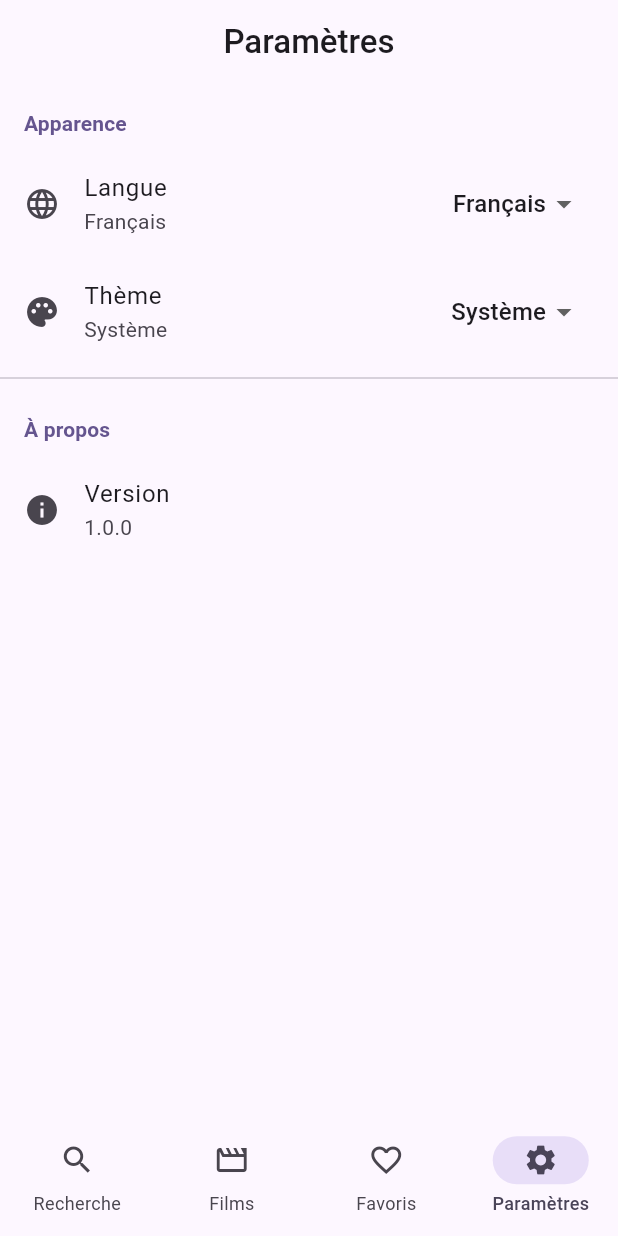
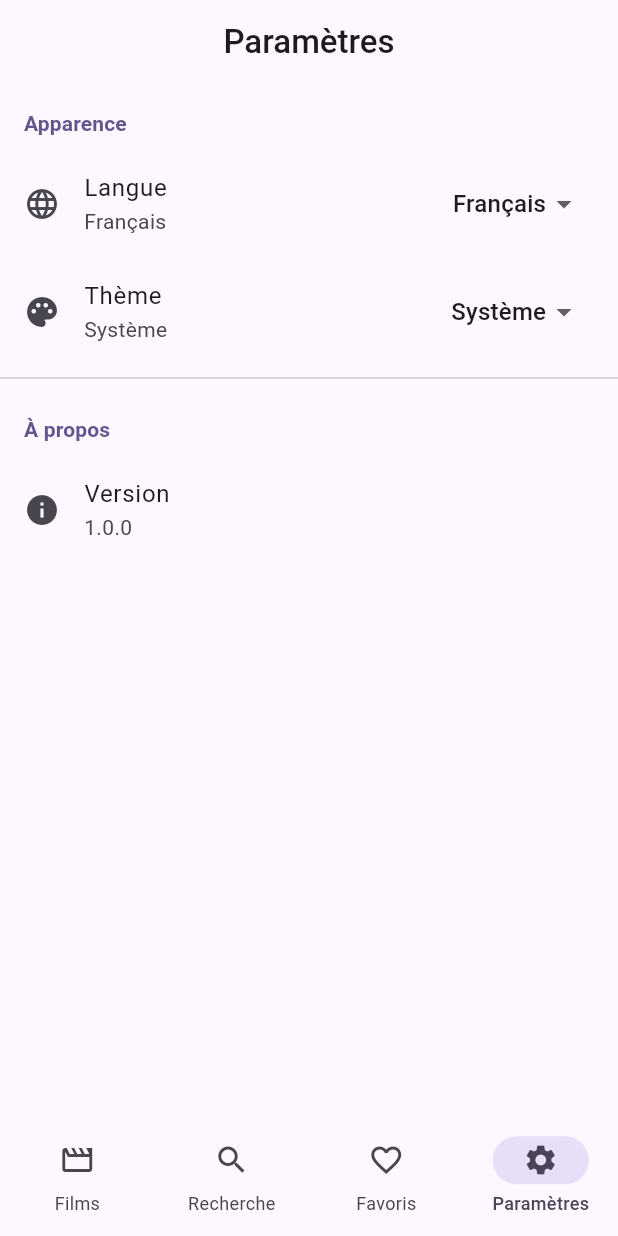
Before and after one commit to steiningermaxime/ReelList, a Flutter app: the SettingsPage screen opened by its route, on a phone screen of 412 x 824 dp. Run offline on Flutter 3.47's test engine with Material 3 defaults, Android fonts, the phone set to English and light mode, and no system bars; our stand-ins replace dio, flutter_riverpod, go_router, hive_flutter; accounts and stored records are empty; network calls fail.

Commit message:
fix trads

```diff
--- a/frontend/lib/app.dart
+++ b/frontend/lib/app.dart
@@ -5,6 +5,7 @@ import 'package:flutter_localizations/flutter_localizations.dart';
 import 'core/app_router.dart';
 import 'core/app_theme.dart';
 import 'core/i18n/language_provider.dart';
+import 'core/i18n/app_localizations.dart';
 
 final themeModeProvider = StateProvider<AppThemeMode>((ref) => AppThemeMode.system);
 
@@ -29,6 +30,7 @@ class ReelListApp extends ConsumerWidget {
         Locale('en'),
       ],
       localizationsDelegates: const [
+        AppLocalizations.delegate,
         GlobalMaterialLocalizations.delegate,
         GlobalWidgetsLocalizations.delegate,
         GlobalCupertinoLocalizations.delegate,
--- a/frontend/lib/core/app_router.dart
+++ b/frontend/lib/core/app_router.dart
@@ -8,8 +8,8 @@ import '../features/favorites/favorites_page.dart';
 import '../features/settings/settings_page.dart';
 
 class AppRoutes {
+  static const String movies = '/movies';
   static const String search = '/search';
-  static const String movies = '/movies';
   static const String favorites = '/favorites';
   static const String settings = '/settings';
   static const String favoriteEdit = '/favorite/:id/edit';
@@ -17,20 +17,20 @@ class AppRoutes {
 
 final appRouterProvider = Provider<GoRouter>((ref) {
   return GoRouter(
-    initialLocation: AppRoutes.search,
+    initialLocation: AppRoutes.movies,
     routes: [
       ShellRoute(
         builder: (context, state, child) => MainShell(child: child),
         routes: [
           GoRoute(
+            path: AppRoutes.movies,
+            name: 'movies',
+            builder: (context, state) => const MoviesPage(),
+          ),
+          GoRoute(
             path: AppRoutes.search,
             name: 'search',
             builder: (context, state) => const SearchPage(),
-          ),
-          GoRoute(
-            path: AppRoutes.movies,
-            name: 'movies',
-            builder: (context, state) => const MoviesPage(),
           ),
           GoRoute(
             path: AppRoutes.favorites,
@@ -85,14 +85,14 @@ class BottomNavigation extends StatelessWidget {
       onDestinationSelected: (index) => _onDestinationSelected(context, index),
       destinations: const [
         NavigationDestination(
+          icon: Icon(Icons.movie_outlined),
+          selectedIcon: Icon(Icons.movie),
+          label: 'Films',
+        ),
+        NavigationDestination(
           icon: Icon(Icons.search),
           selectedIcon: Icon(Icons.search),
           label: 'Recherche',
-        ),
-        NavigationDestination(
-          icon: Icon(Icons.movie_outlined),
-          selectedIcon: Icon(Icons.movie),
-          label: 'Films',
         ),
         NavigationDestination(
           icon: Icon(Icons.favorite_border),
@@ -110,9 +110,9 @@ class BottomNavigation extends StatelessWidget {
 
   int _getSelectedIndex(String location) {
     switch (location) {
+      case AppRoutes.movies:
+        return 0;
       case AppRoutes.search:
-        return 0;
-      case AppRoutes.movies:
         return 1;
       case AppRoutes.favorites:
         return 2;
@@ -126,10 +126,10 @@ class BottomNavigation extends StatelessWidget {
   void _onDestinationSelected(BuildContext context, int index) {
     switch (index) {
       case 0:
-        context.go(AppRoutes.search);
+        context.go(AppRoutes.movies);
         break;
       case 1:
-        context.go(AppRoutes.movies);
+        context.go(AppRoutes.search);
         break;
       case 2:
         context.go(AppRoutes.favorites);
--- /dev/null
+++ b/frontend/lib/core/i18n/app_localizations.dart
@@ -0,0 +1,143 @@
+import 'package:flutter/material.dart';
+
+class AppLocalizations {
+  final Locale locale;
+
+  AppLocalizations(this.locale);
+
+  static AppLocalizations of(BuildContext context) {
+    return Localizations.of<AppLocalizations>(context, AppLocalizations)!;
+  }
+
+  static const LocalizationsDelegate<AppLocalizations> delegate =
+      _AppLocalizationsDelegate();
+
+  static final Map<String, Map<String, String>> _localizedValues = {
+    'fr': {
+      'appTitle': 'ReelList',
+      'search': 'Recherche',
+      'movies': 'Films',
+      'favorites': 'Favoris',
+      'settings': 'Paramètres',
+      'searchMovies': 'Rechercher des films...',
+      'popularMovies': 'Films Populaires',
+      'addToFavorites': 'Ajouter aux favoris',
+      'all': 'Tous',
+      'watchlist': 'À voir',
+      'watched': 'Vus',
+      'loading': 'Chargement...',
+      'loadingPopularMovies': 'Chargement des films populaires...',
+      'loadingSearch': 'Recherche en cours...',
+      'noResults': 'Aucun résultat',
+      'noMovies': 'Aucun film disponible',
+      'searchYourFavorites': 'Recherchez vos films préférés',
+      'noFavorites': 'Aucun favori',
+      'noWatchlist': 'Aucun film dans votre liste à voir',
+      'noWatched': 'Aucun film vu',
+      'delete': 'Supprimer',
+      'cancel': 'Annuler',
+      'markAsWatched': 'Marquer comme vu',
+      'rateMovie': 'Noter le film',
+      'yourRating': 'Votre note :',
+      'comment': 'Commentaire (optionnel)',
+      'yourOpinion': 'Votre avis sur le film...',
+      'validate': 'Valider',
+      'deleteConfirm': 'Supprimer de vos favoris ?',
+      'addedToFavorites': 'ajouté aux favoris',
+      'deletedFromFavorites': 'supprimé',
+      'markedAsWatched': 'Film marqué comme vu',
+      'error': 'Erreur',
+      'retry': 'Réessayer',
+      'refresh': 'Actualiser',
+      'year': 'Année',
+      'synopsis': 'Synopsis',
+      'appearance': 'Apparence',
+      'language': 'Langue',
+      'french': 'Français',
+      'english': 'English',
+      'theme': 'Thème',
+      'light': 'Clair',
+      'dark': 'Sombre',
+      'system': 'Système',
+      'about': 'À propos',
+      'version': 'Version',
+      'seen': 'Vu',
+      'toWatch': 'À voir',
+      'loadingMovies': 'Chargement des films...',
+      'addFav': 'Favoris',
+    },
+    'en': {
+      'appTitle': 'ReelList',
+      'search': 'Search',
+      'movies': 'Movies',
+      'favorites': 'Favorites',
+      'settings': 'Settings',
+      'searchMovies': 'Search movies...',
+      'popularMovies': 'Popular Movies',
+      'addToFavorites': 'Add to favorites',
+      'all': 'All',
+      'watchlist': 'Watchlist',
+      'watched': 'Watched',
+      'loading': 'Loading...',
+      'loadingPopularMovies': 'Loading popular movies...',
+      'loadingSearch': 'Searching...',
+      'noResults': 'No results',
+      'noMovies': 'No movies available',
+      'searchYourFavorites': 'Search your favorite movies',
+      'noFavorites': 'No favorites',
+      'noWatchlist': 'No movies in your watchlist',
+      'noWatched': 'No watched movies',
+      'delete': 'Delete',
+      'cancel': 'Cancel',
+      'markAsWatched': 'Mark as watched',
+      'rateMovie': 'Rate movie',
+      'yourRating': 'Your rating:',
+      'comment': 'Comment (optional)',
+      'yourOpinion': 'Your opinion about the movie...',
+      'validate': 'Validate',
+      'deleteConfirm': 'Remove from your favorites?',
+      'addedToFavorites': 'added to favorites',
+      'deletedFromFavorites': 'deleted',
+      'markedAsWatched': 'Movie marked as watched',
+      'error': 'Error',
+      'retry': 'Retry',
+      'refresh': 'Refresh',
+      'year': 'Year',
+      'synopsis': 'Synopsis',
+      'appearance': 'Appearance',
+      'language': 'Language',
+      'french': 'Français',
+      'english': 'English',
+      'theme': 'Theme',
+      'light': 'Light',
+      'dark': 'Dark',
+      'system': 'System',
+      'about': 'About',
+      'version': 'Version',
+      'seen': 'Seen',
+      'toWatch': 'To watch',
+      'loadingMovies': 'Loading movies...',
+      'addFav': 'Favorites',
+    },
+  };
+
+  String get(String key) {
+    return _localizedValues[locale.languageCode]?[key] ?? key;
+  }
+}
+
+class _AppLocalizationsDelegate
+    extends LocalizationsDelegate<AppLocalizations> {
+  const _AppLocalizationsDelegate();
+
+  @override
+  bool isSupported(Locale locale) => ['fr', 'en'].contains(locale.languageCode);
+
+  @override
+  Future<AppLocalizations> load(Locale locale) async {
+    return AppLocalizations(locale);
+  }
+
+  @override
+  bool shouldReload(_AppLocalizationsDelegate old) => false;
+}
--- a/frontend/lib/features/settings/settings_page.dart
+++ b/frontend/lib/features/settings/settings_page.dart
@@ -4,6 +4,7 @@ import 'package:flutter_riverpod/flutter_riverpod.dart';
 import '../../app.dart';
 import '../../core/app_theme.dart';
 import '../../core/i18n/language_provider.dart';
+import '../../core/i18n/l10n_extensions.dart';
 
 class SettingsPage extends ConsumerWidget {
   const SettingsPage({super.key});
@@ -15,22 +16,24 @@ class SettingsPage extends ConsumerWidget {
 
     return Scaffold(
       appBar: AppBar(
-        title: const Text('Paramètres'),
+        title: Text(context.tr('settings')),
       ),
       body: ListView(
         children: [
-          _buildSectionHeader(context, 'Apparence'),
+          _buildSectionHeader(context, context.tr('appearance')),
 
           ListTile(
             leading: const Icon(Icons.language),
-            title: const Text('Langue'),
-            subtitle: Text(locale.languageCode == 'fr' ? 'Français' : 'English'),
+            title: Text(context.tr('language')),
+            subtitle: Text(locale.languageCode == 'fr'
+                ? context.tr('french')
+                : context.tr('english')),
             trailing: DropdownButton<String>(
               value: locale.languageCode,
               underline: const SizedBox(),
-              items: const [
-                DropdownMenuItem(value: 'fr', child: Text('Français')),
-                DropdownMenuItem(value: 'en', child: Text('English')),
+              items: [
+                DropdownMenuItem(value: 'fr', child: Text(context.tr('french'))),
+                DropdownMenuItem(value: 'en', child: Text(context.tr('english'))),
               ],
               onChanged: (value) {
                 if (value != null) {
@@ -42,15 +45,24 @@ class SettingsPage extends ConsumerWidget {
 
           ListTile(
             leading: const Icon(Icons.palette),
-            title: const Text('Thème'),
-            subtitle: Text(_getThemeLabel(themeMode)),
+            title: Text(context.tr('theme')),
+            subtitle: Text(_getThemeLabel(context, themeMode)),
             trailing: DropdownButton<AppThemeMode>(
               value: themeMode,
               underline: const SizedBox(),
-              items: const [
-                DropdownMenuItem(value: AppThemeMode.light, child: Text('Clair')),
-                DropdownMenuItem(value: AppThemeMode.dark, child: Text('Sombre')),
-                DropdownMenuItem(value: AppThemeMode.system, child: Text('Système')),
+              items: [
+                DropdownMenuItem(
+                  value: AppThemeMode.light,
+                  child: Text(context.tr('light')),
+                ),
+                DropdownMenuItem(
+                  value: AppThemeMode.dark,
+                  child: Text(context.tr('dark')),
+                ),
+                DropdownMenuItem(
+                  value: AppThemeMode.system,
+                  child: Text(context.tr('system')),
+                ),
               ],
               onChanged: (value) {
                 if (value != null) {
@@ -62,12 +74,12 @@ class SettingsPage extends ConsumerWidget {
 
           const Divider(),
 
-          _buildSectionHeader(context, 'À propos'),
+          _buildSectionHeader(context, context.tr('about')),
 
-          const ListTile(
-            leading: Icon(Icons.info),
-            title: Text('Version'),
-            subtitle: Text('1.0.0'),
+          ListTile(
+            leading: const Icon(Icons.info),
+            title: Text(context.tr('version')),
+            subtitle: const Text('1.0.0'),
           ),
         ],
       ),
@@ -87,14 +99,14 @@ class SettingsPage extends ConsumerWidget {
     );
   }
 
-  String _getThemeLabel(AppThemeMode theme) {
+  String _getThemeLabel(BuildContext context, AppThemeMode theme) {
     switch (theme) {
       case AppThemeMode.light:
-        return 'Clair';
+        return context.tr('light');
       case AppThemeMode.dark:
-        return 'Sombre';
+        return context.tr('dark');
       case AppThemeMode.system:
-        return 'Système';
+        return context.tr('system');
     }
   }
 }
```
Also changed, not shown: frontend/lib/core/i18n/l10n_extensions.dart (added, +8 -0 lines), frontend/lib/features/favorites/favorites_page.dart (+40 -36 lines), frontend/lib/features/movies/movies_page.dart (+11 -9 lines), frontend/lib/features/movies/search_page.dart (+13 -12 lines), 2 other files.
